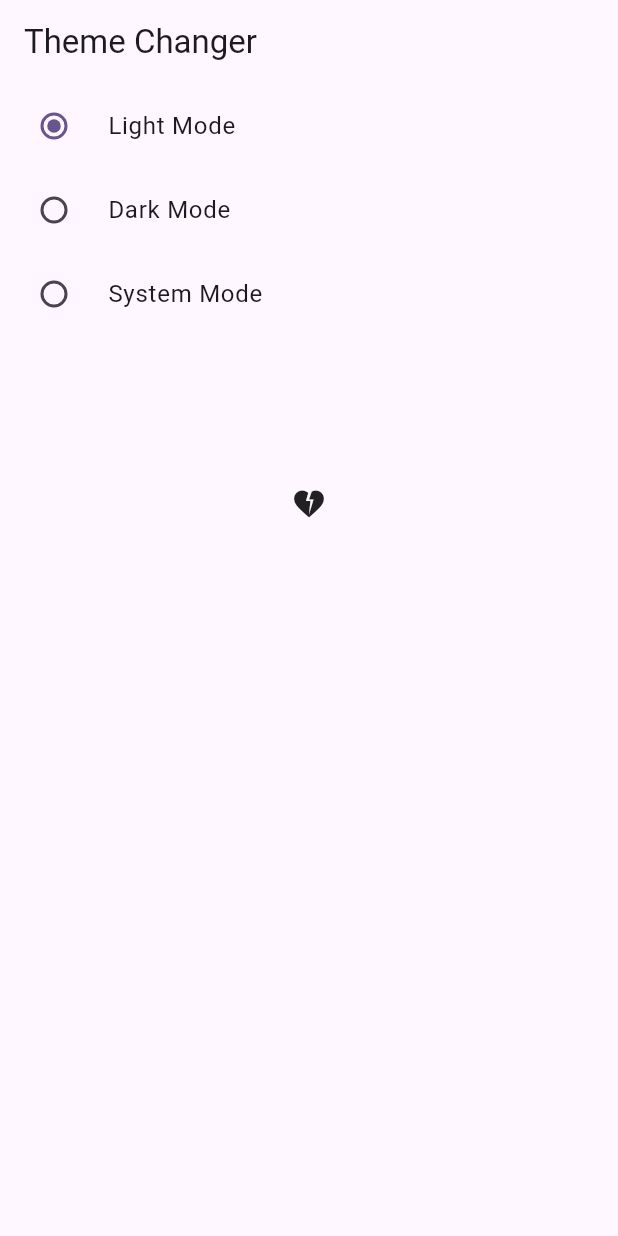
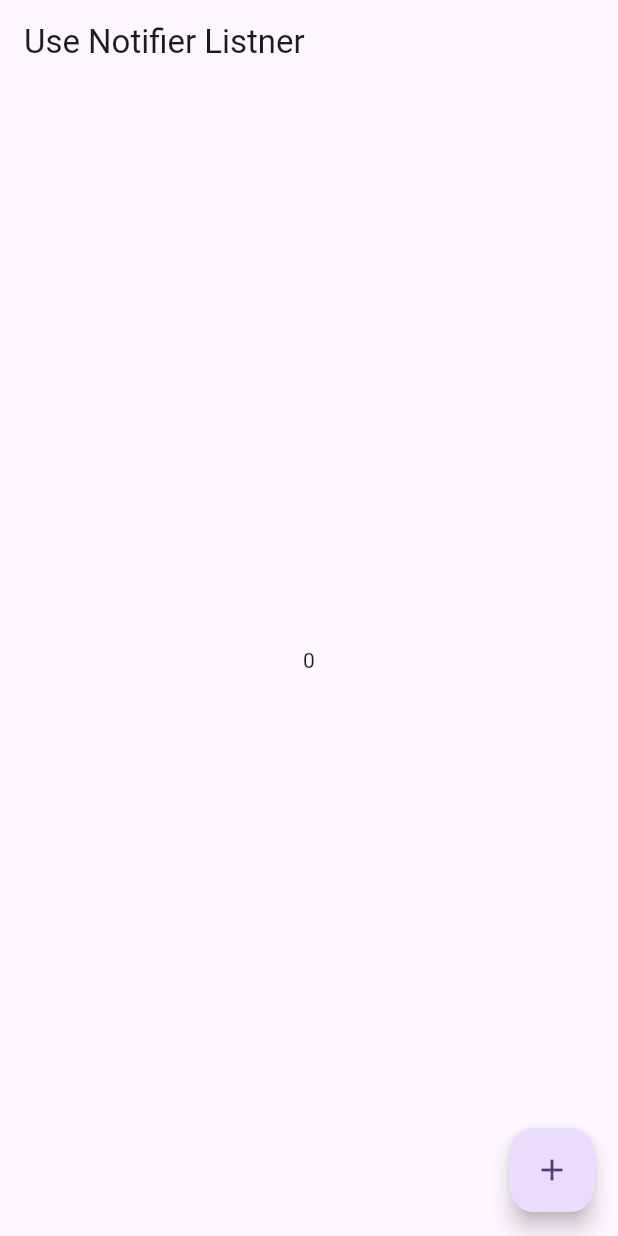
Before and after one commit to Ghauoor/Mvvm-Architecture-With-Provider-with-Rest-Api, a Flutter app: the screen it shows after launch, on a phone screen of 412 x 824 dp. Run offline on Flutter 3.47's test engine with Material 2 defaults, Android fonts, the phone set to English and light mode, and no system bars.

Commit message:
Counter Example using ValueNotifier

```diff
--- a/lib/main.dart
+++ b/lib/main.dart
@@ -4,7 +4,8 @@ import 'package:provider_mvvm/provider/count_provider.dart';
 import 'package:provider_mvvm/provider/example_two_provider.dart';
 import 'package:provider_mvvm/provider/favourite_provider.dart';
 import 'package:provider_mvvm/provider/theme_provider.dart';
-import 'package:provider_mvvm/screen/dark_theme_screen.dart';
+
+import 'screen/value_notifier_listener.dart';
 
 void main() {
   runApp(const MyApp());
@@ -49,7 +50,7 @@ class MyApp extends StatelessWidget {
               colorScheme: ColorScheme.fromSeed(seedColor: Colors.deepPurple),
               useMaterial3: true,
             ),
-            home: const DarkThemeScreen(),
+            home: ValueNotifierListener(),
           );
         },
       ),
--- /dev/null
+++ b/lib/screen/value_notifier_listener.dart
@@ -0,0 +1,31 @@
+import 'package:flutter/material.dart';
+
+class ValueNotifierListener extends StatelessWidget {
+  ValueNotifierListener({super.key});
+  final ValueNotifier<int> _counter = ValueNotifier<int>(0);
+
+  @override
+  Widget build(BuildContext context) {
+    return Scaffold(
+      appBar: AppBar(
+        title: const Text('Use Notifier Listner'),
+      ),
+      body: Center(
+        child: ValueListenableBuilder(
+          valueListenable: _counter,
+          builder: (context, value, child) {
+            return Text(
+              _counter.value.toString(),
+            );
+          },
+        ),
+      ),
+      floatingActionButton: FloatingActionButton(
+        onPressed: () {
+          _counter.value++;
+        },
+        child: const Icon(Icons.add),
+      ),
+    );
+  }
+}
```
